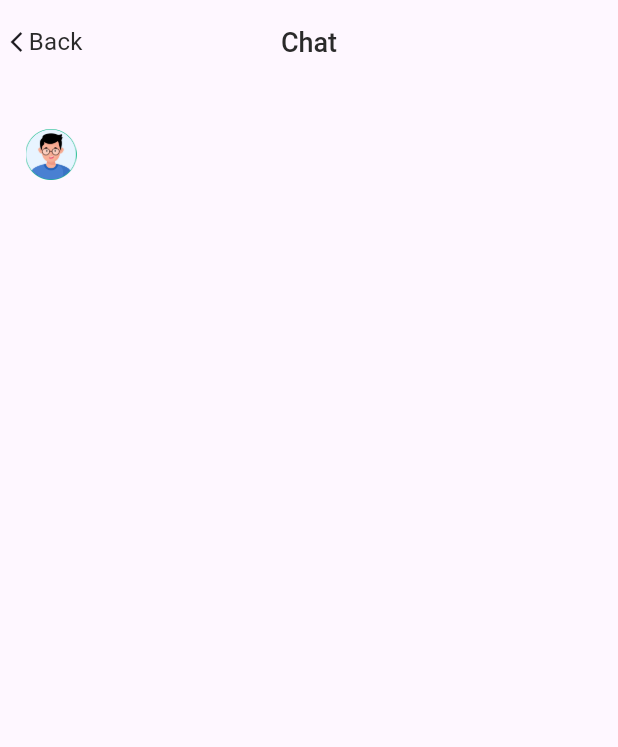
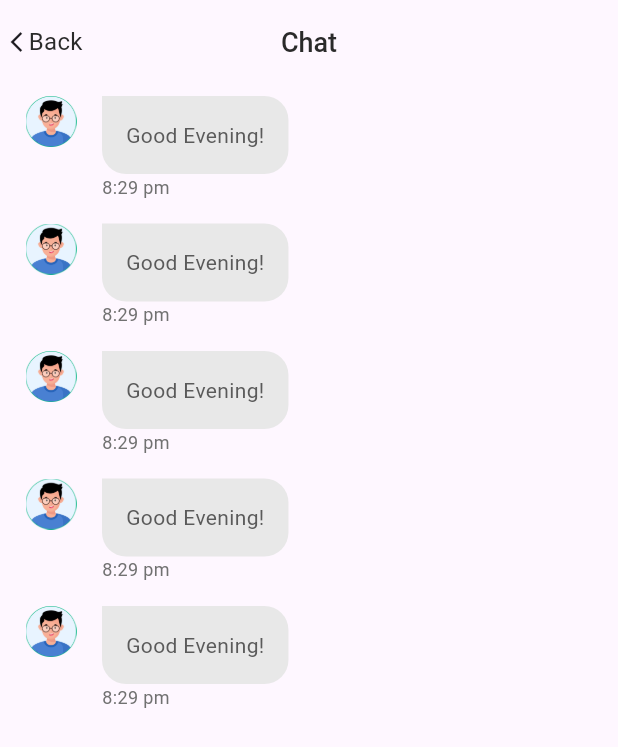
Before and after one commit to tech-cell-eg/round-2-Ride-Share-mobile-app, a Flutter app: the ChatScreen screen opened by its route, on a phone screen of 412 x 824 dp. Shown: the top 747 px of the screen. Run offline on Flutter 3.47's test engine with Material 3 defaults, Android fonts, the phone set to English and light mode, and no system bars; our stand-ins replace flutter_svg, font_awesome_flutter; missing offline and left inert: yandex_maps_mapkit_lite.

Commit message:
Refactor ChatScreenBody to use MessageListView; add MessageListView and MessageListViewItem widgets for improved message display

```diff
--- a/lib/features/chat/presentation/views/widgets/chat_screen_body.dart
+++ b/lib/features/chat/presentation/views/widgets/chat_screen_body.dart
@@ -1,8 +1,6 @@
 import 'package:flutter/material.dart';
-import 'package:flutter_svg/svg.dart';
-import 'package:ride_share/core/constants/generated/images.dart';
-
-import '../../../../../core/constants/app_constants.dart';
+import 'message_list_view.dart';
+import 'message_list_view_item.dart';
 
 class ChatScreenBody extends StatelessWidget {
   const ChatScreenBody({super.key});
@@ -11,26 +9,11 @@ class ChatScreenBody extends StatelessWidget {
   Widget build(BuildContext context) {
     return Column(
       children: [
-        Padding(
-          padding: const EdgeInsets.symmetric(
-            horizontal: defaultHorizontalPadding,
-            vertical: 30,
-          ),
-          child: Row(
-            children: [
-              Image.asset(
-                AppImages.imagesUserPic,
-                height: 34,
-                width: 36,
-              ),
-              Container(
-                decoration: BoxDecoration(
-                  color: Colors.white,
-                  borderRadius: BorderRadius.circular(10),
-                ),
-              ),
-            ],
-          ),
+        const Expanded(
+          child: MessageListView(),
+        ),
+        Container(
+          width: double.infinity,
         ),
       ],
     );
--- /dev/null
+++ b/lib/features/chat/presentation/views/widgets/message_list_view.dart
@@ -0,0 +1,17 @@
+import 'package:flutter/material.dart';
+
+import 'message_list_view_item.dart';
+
+class MessageListView extends StatelessWidget {
+  const MessageListView({
+    super.key,
+  });
+
+  @override
+  Widget build(BuildContext context) {
+    return ListView.builder(
+      itemCount: 5,
+      itemBuilder: (context, index) => const MessageListViewItem(),
+    );
+  }
+}
--- /dev/null
+++ b/lib/features/chat/presentation/views/widgets/message_list_view_item.dart
@@ -0,0 +1,80 @@
+import 'package:flutter/material.dart';
+
+import '../../../../../core/constants/app_constants.dart';
+import '../../../../../core/constants/generated/images.dart';
+
+class MessageListViewItem extends StatefulWidget {
+  const MessageListViewItem({
+    super.key,
+  });
+
+  @override
+  State<MessageListViewItem> createState() => _MessageListViewItemState();
+}
+
+class _MessageListViewItemState extends State<MessageListViewItem> {
+  bool isOther = false;
+  bool isFirstMessage = true;
+  bool isLastMessage = true;
+
+  @override
+  Widget build(BuildContext context) {
+    return Padding(
+      padding: const EdgeInsets.symmetric(
+        horizontal: defaultHorizontalPadding,
+        vertical: 8,
+      ),
+      child: Row(
+        crossAxisAlignment: CrossAxisAlignment.start,
+        children: [
+          Visibility(
+            visible: isFirstMessage,
+            maintainSize: true,
+            maintainAnimation: true,
+            maintainState: true,
+            child: Image.asset(
+              AppImages.imagesUserPic,
+              height: 34,
+              width: 36,
+            ),
+          ),
+          const SizedBox(width: 16),
+          Column(
+            crossAxisAlignment: CrossAxisAlignment.start,
+            children: [
+              Container(
+                decoration: const BoxDecoration(
+                  color: Color(0xffE8E8E8),
+                  borderRadius: BorderRadiusDirectional.only(
+                    topEnd: Radius.circular(16),
+                    bottomEnd: Radius.circular(16),
+                    bottomStart: Radius.circular(16),
+                  ),
+                ),
+                child: const Padding(
+                  padding: EdgeInsets.all(16),
+                  child: Text(
+                    'Good Evening!',
+                    style: TextStyle(
+                      color: Color(0xff5A5A5A),
+                    ),
+                  ),
+                ),
+              ),
+              Visibility(
+                visible: isLastMessage,
+                child: const Text(
+                  '8:29 pm',
+                  style: TextStyle(
+                    color: Color(0xff717171),
+                    fontSize: 12,
+                  ),
+                ),
+              ),
+            ],
+          ),
+        ],
+      ),
+    );
+  }
+}
```
